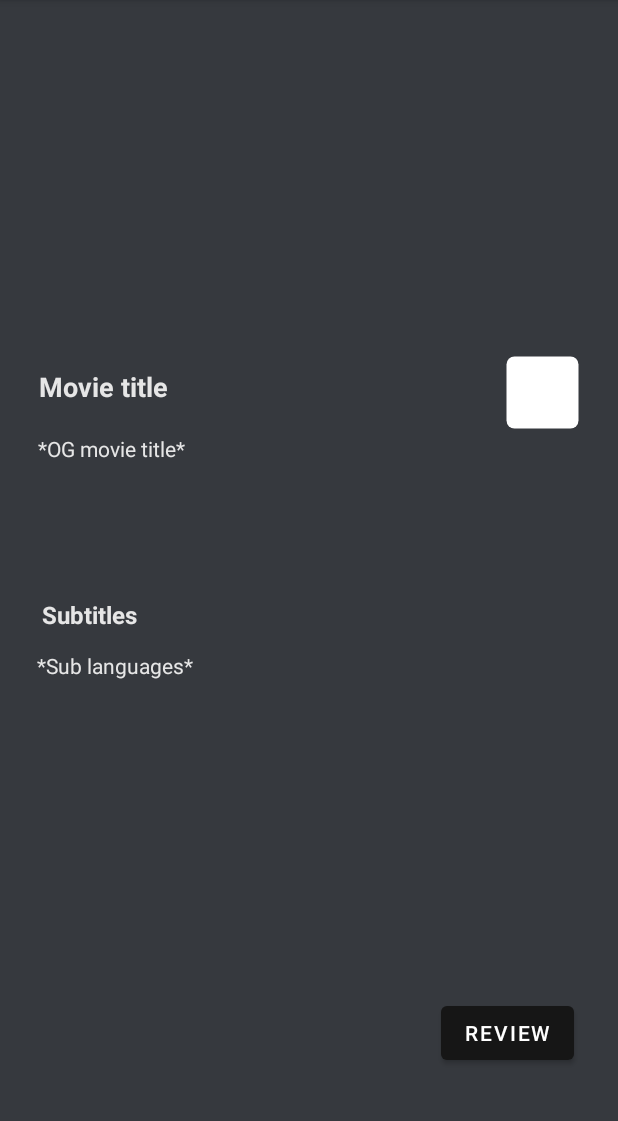
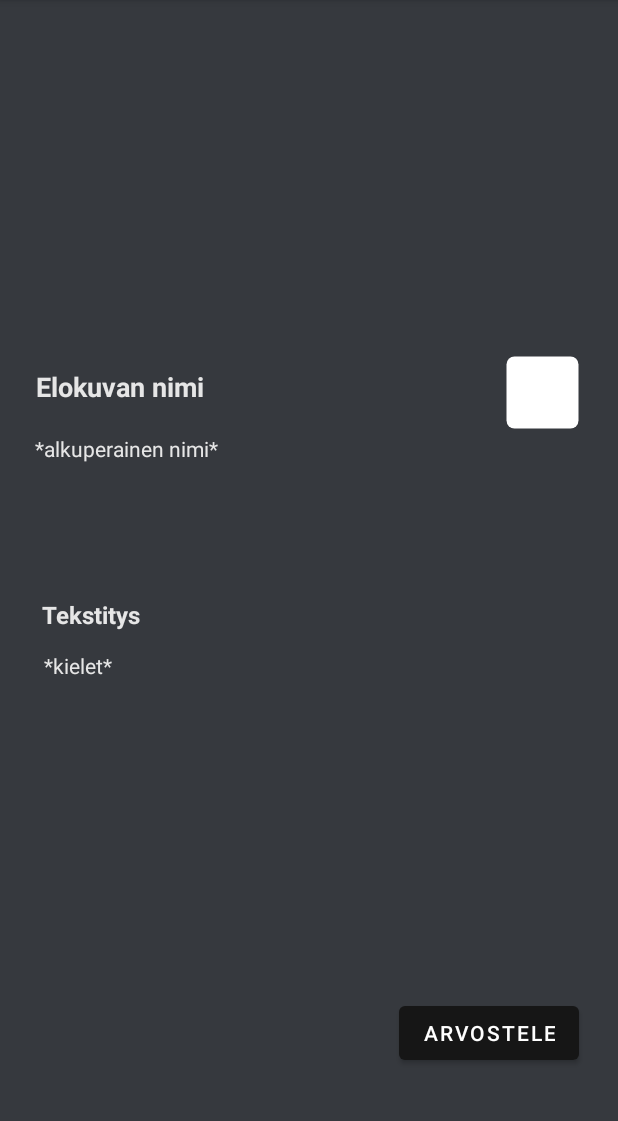
Before and after one commit to siiriLep/Olio_harkkatyo, an Android app: the MovieActivity screen opened directly, with no data from a screen before it, on a phone screen of 412 x 824 dp, the part 84-1205 px from its top. Run offline under Robolectric (Android 15) with nearby library versions, the phone set to English and light mode, and no system bars.

Commit message:
movie stuff & lang 2 finnish

```diff
--- a/Harkkatyo/app/src/main/res/layout/activity_main.xml
+++ b/Harkkatyo/app/src/main/res/layout/activity_main.xml
@@ -12,7 +12,7 @@
         android:id="@+id/textView"
         android:layout_width="184dp"
         android:layout_height="36dp"
-        android:text="Choose cinema"
+        android:text="Valitse teatteri"
         android:textColor="#000000"
         android:textSize="20sp"
         app:layout_constraintBottom_toTopOf="@+id/theaterNames"
@@ -43,7 +43,7 @@
         android:layout_width="282dp"
         android:layout_height="74dp"
         android:onClick="loadActivity"
-        android:text="Continue"
+        android:text="Jatka"
         app:layout_constraintBottom_toBottomOf="parent"
         app:layout_constraintEnd_toEndOf="parent"
         app:layout_constraintStart_toStartOf="parent"
--- a/Harkkatyo/app/src/main/res/layout/activity_movie.xml
+++ b/Harkkatyo/app/src/main/res/layout/activity_movie.xml
@@ -22,7 +22,7 @@
         android:id="@+id/textView5"
         android:layout_width="wrap_content"
         android:layout_height="wrap_content"
-        android:text="Movie title"
+        android:text="Elokuvan nimi"
         android:textColor="#E6E6E6"
         android:textSize="18sp"
         android:textStyle="bold"
@@ -37,7 +37,7 @@
         android:id="@+id/textView6"
         android:layout_width="wrap_content"
         android:layout_height="wrap_content"
-        android:text="*OG movie title*"
+        android:text="*alkuperainen nimi*"
         android:textColor="#E6E6E6"
         app:layout_constraintBottom_toBottomOf="parent"
         app:layout_constraintEnd_toEndOf="parent"
@@ -62,7 +62,7 @@
         android:id="@+id/textView8"
         android:layout_width="wrap_content"
         android:layout_height="wrap_content"
-        android:text="Subtitles"
+        android:text="Tekstitys"
         android:textColor="#E6E6E6"
         android:textSize="16sp"
         android:textStyle="bold"
@@ -77,7 +77,7 @@
         android:id="@+id/textView9"
         android:layout_width="wrap_content"
         android:layout_height="wrap_content"
-        android:text="*Sub languages*"
+        android:text="*kielet*"
         android:textColor="#E6E6E6"
         app:layout_constraintBottom_toBottomOf="parent"
         app:layout_constraintEnd_toEndOf="parent"
@@ -90,7 +90,7 @@
         android:id="@+id/button2"
         android:layout_width="wrap_content"
         android:layout_height="wrap_content"
-        android:text="review"
+        android:text="Arvostele"
         app:layout_constraintBottom_toBottomOf="parent"
         app:layout_constraintEnd_toEndOf="parent"
         app:layout_constraintHorizontal_bias="0.91"
```
Also changed, not shown: Harkkatyo/app/src/main/java/com/example/harkkatyo/Movie.java (+14 -0 lines).
